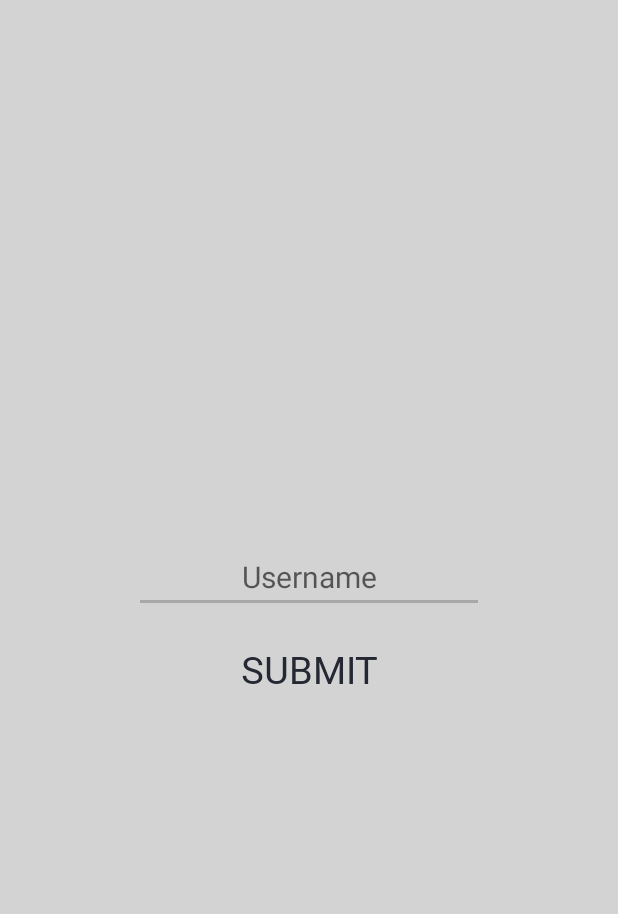
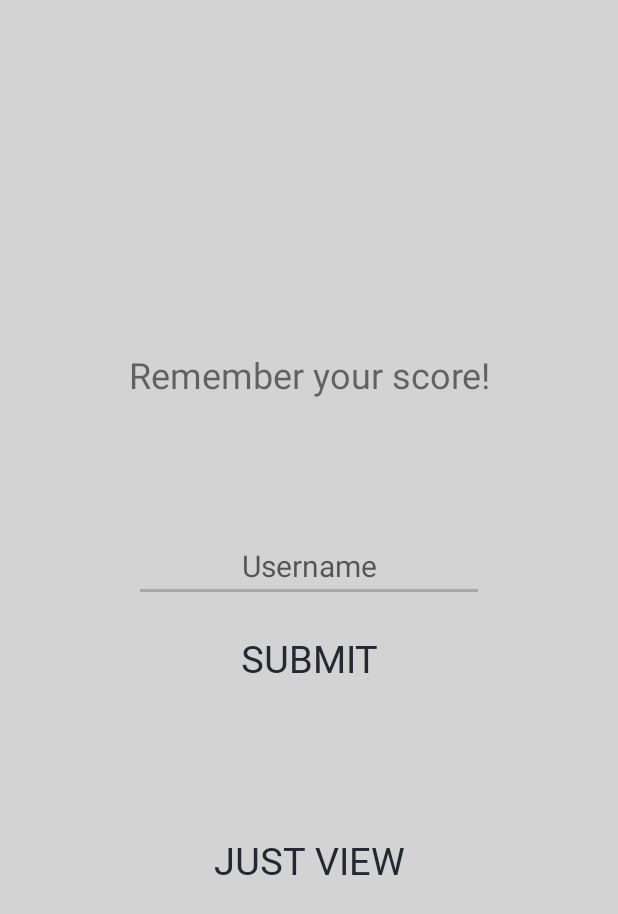
Before and after one commit to zyngjaku/floors-android-game, an Android app: the LoginActivity screen opened directly, with no data from a screen before it, on a phone screen of 412 x 824 dp. Shown: the top 914 px of the screen. Run offline under Robolectric (Android 15) with nearby library versions, the phone set to English and light mode, and no system bars; libraries missing offline, so code that uses them is left out: com.mysql.cj.

Commit message:
statistics with SQLite database

```diff
--- a/app/build.gradle
+++ b/app/build.gradle
@@ -31,4 +31,6 @@ dependencies {
     androidTestImplementation 'androidx.test.ext:junit:1.1.0'
     androidTestImplementation 'androidx.test.espresso:espresso-core:3.1.1'
     implementation files('libs/mysql-connector-java-8.0.20.jar')
+    implementation 'androidx.recyclerview:recyclerview:1.1.0'
+    implementation 'androidx.cardview:cardview:1.0.0'
 }
--- /dev/null
+++ b/app/src/main/java/io/github/zyngjaku/floors/DatabaseHelper.java
@@ -0,0 +1,71 @@
+package io.github.zyngjaku.floors;
+
+import android.content.ContentValues;
+import android.content.Context;
+import android.database.Cursor;
+import android.database.sqlite.SQLiteDatabase;
+import android.database.sqlite.SQLiteOpenHelper;
+import android.util.Log;
+import android.widget.Toast;
+
+import androidx.annotation.Nullable;
+
+public class DatabaseHelper extends SQLiteOpenHelper {
+    private Context context;
+    public static final String DATABASE_NAME = "Statistics.db";
+
+    private static final String TAG = "DatabaseHelper";
+    private static final String TABLE_NAME= "floors_scoring";
+    private static final String COL_ID = "ID";
+    private static final String COL_NAME = "Name";
+    private static final String COL_SCORE = "Score";
+
+    public DatabaseHelper(@Nullable Context context) {
+        super(context, TABLE_NAME, null,1);
+        this.context = context;
+    }
+
+    @Override
+    public void onCreate(SQLiteDatabase db) {
+        String createTable2 = "DROP TABLE IF EXISTS "+TABLE_NAME+";";
+        db.execSQL(createTable2); //IF NOT EXISTS
+        String createTable = "CREATE TABLE "+TABLE_NAME+" ("+COL_ID+" INTEGER PRIMARY KEY AUTOINCREMENT, "+COL_NAME+" TEXT, "+COL_SCORE+" TEXT);";
+        db.execSQL(createTable); //IF NOT EXISTS
+    }
+
+    @Override
+    public void onUpgrade(SQLiteDatabase db, int i, int i2) {
+        String command = "DROP TABLE IF EXISTS "+TABLE_NAME;
+        db.execSQL(command);
+    }
+
+    public boolean addData(String name,String score){
+        SQLiteDatabase db = this.getWritableDatabase();
+        ContentValues contentValues = new ContentValues();
+        contentValues.put(COL_NAME,name);
+        contentValues.put(COL_SCORE,score);
+
+        Log.d(TAG,"addData: Adding "+name+ "to "+ TABLE_NAME);
+
+        long result = db.insert(TABLE_NAME,null,contentValues);
+
+        if (result == -1){
+            Toast.makeText(context, "Failed", Toast.LENGTH_SHORT).show();
+            return false;
+        }else{
+            Toast.makeText(context, "Added Successfully!", Toast.LENGTH_SHORT).show();
+            return true;
+        }
+    }
+//-----------------------------------------------------------------------------------------------------------------
+    public Cursor getData(){
+        SQLiteDatabase db = this.getWritableDatabase();
+        String query = "SELECT * FROM " + TABLE_NAME+ " ORDER BY "+COL_SCORE+ " DESC;";
+        Cursor cursor = null;
+        if(db != null){
+            cursor = db.rawQuery(query, null);
+        }
+        return cursor;
+    }
+
+}
--- a/app/src/main/res/layout/activity_login.xml
+++ b/app/src/main/res/layout/activity_login.xml
@@ -11,31 +11,59 @@
         android:layout_width="match_parent"
         android:layout_height="match_parent"
         android:gravity="center"
-        android:orientation="vertical">
+        android:orientation="vertical"
+        app:layout_constraintStart_toStartOf="parent"
+        app:layout_constraintTop_toTopOf="parent">
+
+        <TextView
+            android:id="@+id/textView4"
+            android:layout_width="match_parent"
+            android:layout_height="120dp"
+            android:gravity="center|top"
+            android:text="Remember your score!"
+            android:textSize="24sp" />
 
         <EditText
             android:id="@+id/username_edit_text"
             android:layout_width="wrap_content"
             android:layout_height="wrap_content"
+            android:layout_marginBottom="20dp"
             android:ems="10"
+            android:gravity="center"
+            android:hint="Username"
+            android:inputType="textPersonName"
             android:textColor="?android:textColorHint"
-            android:textSize="20sp"
-            android:gravity="center"
-            android:layout_marginBottom="20dp"
-            android:inputType="textPersonName"
-            android:hint="Username" />
+            android:textSize="20sp" />
 
         <TextView
             android:layout_width="match_parent"
             android:layout_height="wrap_content"
+            android:clickable="true"
+            android:focusable="true"
+            android:fontFamily="@font/lato"
+            android:gravity="center"
+            android:onClick="onClickSubmit"
+            android:text="SUBMIT"
             android:textColor="@color/mainActivityText"
-            android:textSize="25sp"
+            android:textSize="25sp" />
+
+        <TextView
+            android:id="@+id/textView3"
+            android:layout_width="match_parent"
+            android:layout_height="100dp" />
+
+        <TextView
+            android:id="@+id/textView2"
+            android:layout_width="match_parent"
+            android:layout_height="wrap_content"
+            android:clickable="true"
+            android:focusable="true"
+            android:fontFamily="@font/lato"
             android:gravity="center"
-            android:clickable="true"
-            android:onClick="onClickSubmit"
-            android:fontFamily="@font/lato"
-            android:text="SUBMIT"
-            android:focusable="true" />
+            android:onClick="onClickView"
+            android:text="JUST VIEW"
+            android:textColor="@color/mainActivityText"
+            android:textSize="25sp" />
 
     </LinearLayout>
 
```
Also changed, not shown: app/src/main/java/io/github/zyngjaku/floors/CustomAdapter.java (added, +59 -0 lines), app/src/main/java/io/github/zyngjaku/floors/LoginActivity.java (+43 -0 lines), app/src/main/java/io/github/zyngjaku/floors/StatisticsActivity.java (+49 -0 lines), app/src/main/res/layout/activity_row.xml (added, +62 -0 lines), app/src/main/res/layout/activity_statistics.xml (+8 -2 lines), 978 other files.
